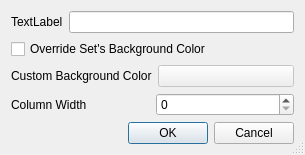
This is ui/columneditdialog.ui in Dwarf-Therapist/Dwarf-Therapist as Qt 5 draws it before an edit. The edited form follows.
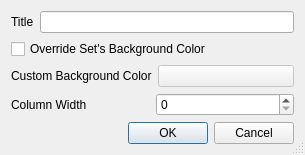
This is the edited form. Icons and pictures are not drawn. Custom widgets are drawn as their Qt base class.

Patch:
```diff
--- a/ui/columneditdialog.ui
+++ b/ui/columneditdialog.ui
@@ -32,7 +32,7 @@
      <item>
       <widget class="QLabel" name="label">
        <property name="text">
-        <string>TextLabel</string>
+        <string>Title</string>
        </property>
        <property name="buddy">
         <cstring>le_title</cstring>
```
